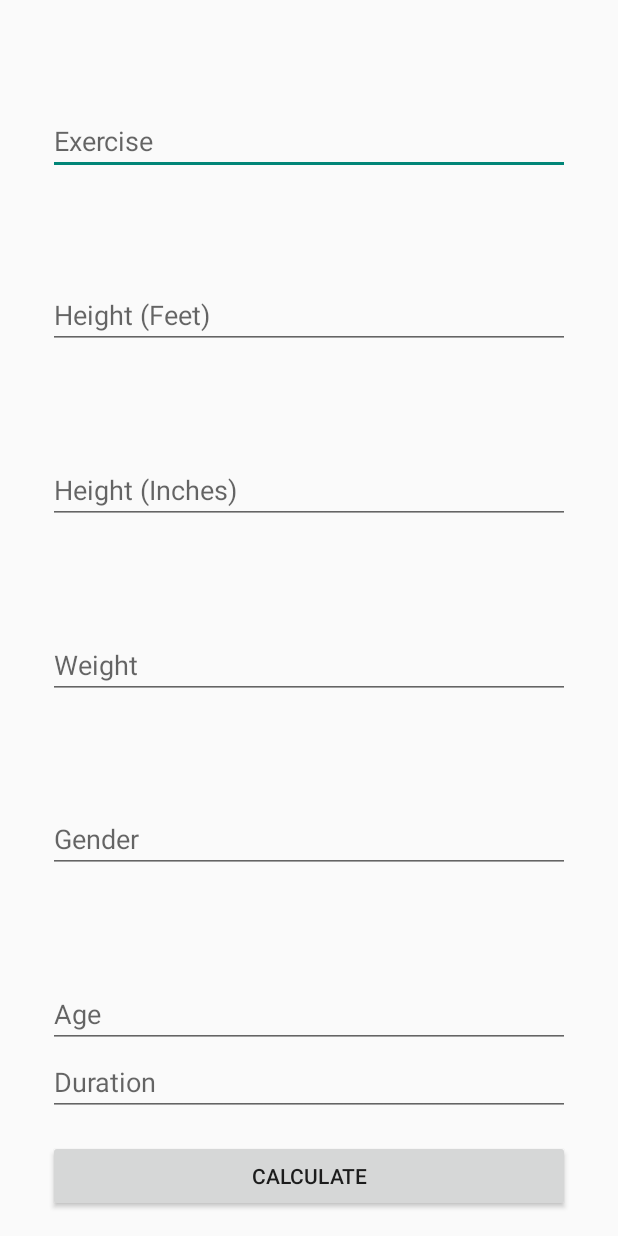
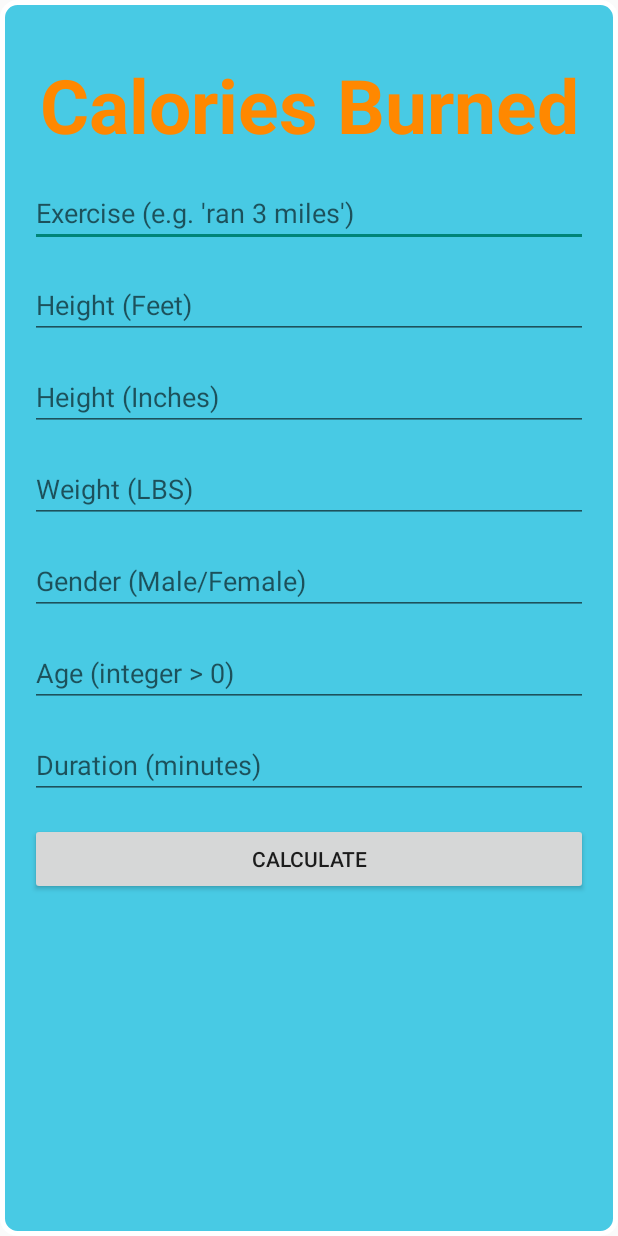
Before and after one commit to saykhar7/GymHomie, an Android app: the CaloriesCalculator_Activity screen opened directly, with no data from a screen before it, after a tap on "CALCULATE", on a phone screen of 412 x 824 dp. Run offline under Robolectric (Android 15) with nearby library versions, the phone set to English and light mode, and no system bars; our stand-ins replace Firebase (no records; nobody signed in at launch, a user with empty details on screens opened directly).

Commit message:
gymfinder and caloriesburnedcalculator improvements

```diff
--- a/app/src/main/java/com/gymhomie/CaloriesCalculator_Activity.java
+++ b/app/src/main/java/com/gymhomie/CaloriesCalculator_Activity.java
@@ -9,13 +9,23 @@ import android.widget.EditText;
 import android.widget.TextView;
 import android.widget.Toast;
 
+import androidx.annotation.NonNull;
 import androidx.annotation.Nullable;
 import androidx.appcompat.app.AppCompatActivity;
 
+import com.google.android.gms.tasks.OnFailureListener;
+import com.google.android.gms.tasks.OnSuccessListener;
+import com.google.firebase.auth.FirebaseAuth;
+import com.google.firebase.firestore.FirebaseFirestore;
 import com.gymhomie.calculator.CaloriesBurned;
 import com.gymhomie.R;
 
 import org.json.JSONException;
+
+import java.util.Calendar;
+import java.util.Date;
+import java.util.HashMap;
+import java.util.Map;
 
 public class CaloriesCalculator_Activity extends AppCompatActivity {
 
@@ -27,6 +37,15 @@ public class CaloriesCalculator_Activity extends AppCompatActivity {
     EditText ageEditText;
     EditText durationEditText;
     Button calculateButton;
+    Button saveActivityButton;
+    String exercise;
+    String heightFeet;
+    String heightInches;
+    String weight;
+    String gender;
+    String age;
+    String duration;
+    Double caloriesBurned;
 
     @SuppressLint("MissingInflatedId")
     @Override
@@ -41,19 +60,20 @@ public class CaloriesCalculator_Activity extends AppCompatActivity {
         ageEditText = findViewById(R.id.age);
         durationEditText = findViewById(R.id.duration);
         calculateButton = findViewById(R.id.calculateButton);
+        saveActivityButton = findViewById(R.id.saveActivityButton);
 
         // Set a click listener for the Calculate button
         calculateButton.setOnClickListener(new View.OnClickListener() {
             @Override
             public void onClick(View view) {
                 // Get the input from EditText fields
-                String exercise = exerciseEditText.getText().toString().trim();
-                String heightFeet = heightFeetEditText.getText().toString().trim();
-                String heightInches = heightInchesEditText.getText().toString().trim();
-                String weight = weightEditText.getText().toString().trim();
-                String gender = genderEditText.getText().toString().trim();
-                String age = ageEditText.getText().toString().trim();
-                String duration = durationEditText.getText().toString().trim();
+                exercise = exerciseEditText.getText().toString().trim();
+                heightFeet = heightFeetEditText.getText().toString().trim();
+                heightInches = heightInchesEditText.getText().toString().trim();
+                weight = weightEditText.getText().toString().trim();
+                gender = genderEditText.getText().toString().trim();
+                age = ageEditText.getText().toString().trim();
+                duration = durationEditText.getText().toString().trim();
 
                 // Check if any field is empty
                 if (exercise.isEmpty() || heightFeet.isEmpty() || heightInches.isEmpty() || weight.isEmpty() || gender.isEmpty() || age.isEmpty() || duration.isEmpty()) {
@@ -90,7 +110,9 @@ public class CaloriesCalculator_Activity extends AppCompatActivity {
             }
         });
     }
-
+    public void setCaloriesBurned(Double caloriesBurned){
+        this.caloriesBurned = caloriesBurned;
+    }
     private class CalculateTask extends AsyncTask<String, Void, Double> {
         @Override
         protected Double doInBackground(String... params) {
@@ -130,6 +152,62 @@ public class CaloriesCalculator_Activity extends AppCompatActivity {
             setContentView(R.layout.calories_burned_result);
             TextView caloriesBurnedTextView = findViewById(R.id.caloriesBurnedTextView);
             caloriesBurnedTextView.setText(String.format("%.2f", caloriesBurned));
+            setCaloriesBurned(caloriesBurned(caloriesBurned));
+            saveActivityButton = findViewById(R.id.saveActivityButton);
+            saveActivityButton.setOnClickListener(new View.OnClickListener() {
+                @Override
+                public void onClick(View view) {
+                    // Send the stepCount and date to Firestore
+                    Date today = new Date();
+                    Calendar calendar = Calendar.getInstance();
+                    calendar.setTime(today);
+
+                    // Extract the month, day, and year as numbers
+                    // Use int instead of string to save space in DB
+                    int year = calendar.get(Calendar.YEAR);
+                    int month = calendar.get(Calendar.MONTH) + 1; // Months are zero-based, so add 1
+                    int day = calendar.get(Calendar.DAY_OF_MONTH);
+
+                    Map<String, Object> data = new HashMap<>();
+                    data.put("exercise", exercise); // string
+                    data.put("duration", Float.parseFloat(duration)); // float
+                    data.put("calories", caloriesBurned); // float
+                    data.put("day", day);
+                    data.put("month", month);
+                    data.put("year", year);
+
+                    // Initiate Firestore instance and authorization
+                    FirebaseFirestore firestore = FirebaseFirestore.getInstance();
+                    FirebaseAuth auth = FirebaseAuth.getInstance();
+
+                    String newDocumentId = firestore.collection("users")
+                            .document(auth.getUid())
+                            .collection("CaloriesBurnedActivity")
+                            .document().getId();
+                    //  This block enters the user's step count data for the day.
+                    firestore.collection("users")
+                            .document(auth.getUid())
+                            .collection("CaloriesBurnedActivity")
+                            .document(newDocumentId)
+                            .set(data)
+                            .addOnSuccessListener(new OnSuccessListener< Void >() {
+                                @Override
+                                public void onSuccess(Void aVoid) {
+                                    // Data sent successfully
+                                    Toast.makeText(CaloriesCalculator_Activity.this, "Congratulations on your activity! Your activity has been recorded in the database.", Toast.LENGTH_SHORT).show();
+                                }
+                            })
+                            .addOnFailureListener(new OnFailureListener() {
+                                @Override
+                                public void onFailure(@NonNull Exception e) {
+                                    // Handle failure
+                                }
+                            });
+                }
+            });
+        }
+        public Double caloriesBurned(Double caloriesBurned){
+            return caloriesBurned;
         }
     }
 }
--- a/app/src/main/res/layout/activity_calculatormenu.xml
+++ b/app/src/main/res/layout/activity_calculatormenu.xml
@@ -5,6 +5,7 @@
     xmlns:tools="http://schemas.android.com/tools"
     android:layout_width="match_parent"
     android:layout_height="match_parent"
+    android:background="@drawable/rounded_bg"
     tools:context=".CalculatorMenu_Activity">
 
     <FrameLayout
--- a/app/src/main/res/layout/activity_caloriescalculator.xml
+++ b/app/src/main/res/layout/activity_caloriescalculator.xml
@@ -1,24 +1,42 @@
-<?xml version="1.0" encoding="utf-8"?>
-<androidx.constraintlayout.widget.ConstraintLayout
+<ScrollView
     xmlns:android="http://schemas.android.com/apk/res/android"
     xmlns:app="http://schemas.android.com/apk/res-auto"
     xmlns:tools="http://schemas.android.com/tools"
     android:layout_width="match_parent"
     android:layout_height="match_parent"
+    android:fillViewport="true"
+    android:background="@drawable/rounded_bg"
     tools:context=".CaloriesCalculator_Activity">
+
+    <androidx.constraintlayout.widget.ConstraintLayout
+        android:layout_width="match_parent"
+        android:layout_height="wrap_content"
+        android:padding="16dp">
+
+        <TextView
+            android:id="@+id/caloriesBurnedTitle"
+            android:layout_width="wrap_content"
+            android:layout_height="wrap_content"
+            android:text="Calories Burned"
+            android:textSize="50sp"
+            android:textStyle="bold"
+            android:textColor="@android:color/holo_orange_dark"
+            app:layout_constraintTop_toTopOf="parent"
+            app:layout_constraintStart_toStartOf="parent"
+            app:layout_constraintEnd_toEndOf="parent"
+            android:layout_marginTop="16dp"
+            android:layout_marginBottom="16dp"
+            />
 
         <EditText
             android:id="@+id/exercise"
             android:layout_width="0dp"
             android:layout_height="wrap_content"
-        android:hint="Exercise"
-        app:layout_constraintTop_toTopOf="parent"
-        app:layout_constraintBottom_toTopOf="@+id/heightFeet"
+            android:hint="Exercise (e.g. 'ran 3 miles')"
+            app:layout_constraintTop_toBottomOf="@+id/caloriesBurnedTitle"
             app:layout_constraintStart_toStartOf="parent"
             app:layout_constraintEnd_toEndOf="parent"
-        app:layout_constraintHorizontal_bias="0.5"
-        android:layout_marginStart="32dp"
-        android:layout_marginEnd="32dp"/>
+            android:layout_marginTop="16dp"/>
 
         <EditText
             android:id="@+id/heightFeet"
@@ -26,12 +44,9 @@
             android:layout_height="wrap_content"
             android:hint="Height (Feet)"
             app:layout_constraintTop_toBottomOf="@+id/exercise"
-        app:layout_constraintBottom_toTopOf="@+id/heightInches"
             app:layout_constraintStart_toStartOf="parent"
             app:layout_constraintEnd_toEndOf="parent"
-        app:layout_constraintHorizontal_bias="0.5"
-        android:layout_marginStart="32dp"
-        android:layout_marginEnd="32dp"/>
+            android:layout_marginTop="16dp"/>
 
         <EditText
             android:id="@+id/heightInches"
@@ -39,64 +54,49 @@
             android:layout_height="wrap_content"
             android:hint="Height (Inches)"
             app:layout_constraintTop_toBottomOf="@+id/heightFeet"
-        app:layout_constraintBottom_toTopOf="@+id/weight"
             app:layout_constraintStart_toStartOf="parent"
             app:layout_constraintEnd_toEndOf="parent"
-        app:layout_constraintHorizontal_bias="0.5"
-        android:layout_marginStart="32dp"
-        android:layout_marginEnd="32dp"/>
+            android:layout_marginTop="16dp"/>
 
         <EditText
             android:id="@+id/weight"
             android:layout_width="0dp"
             android:layout_height="wrap_content"
-        android:hint="Weight"
+            android:hint="Weight (LBS)"
             app:layout_constraintTop_toBottomOf="@+id/heightInches"
-        app:layout_constraintBottom_toTopOf="@+id/gender"
             app:layout_constraintStart_toStartOf="parent"
             app:layout_constraintEnd_toEndOf="parent"
-        app:layout_constraintHorizontal_bias="0.5"
-        android:layout_marginStart="32dp"
-        android:layout_marginEnd="32dp"/>
+            android:layout_marginTop="16dp"/>
 
         <EditText
             android:id="@+id/gender"
             android:layout_width="0dp"
             android:layout_height="wrap_content"
-        android:layout_marginStart="32dp"
-        android:layout_marginEnd="32dp"
-        android:hint="Gender"
-        app:layout_constraintBottom_toTopOf="@+id/age"
+            android:hint="Gender (Male/Female)"
+            app:layout_constraintTop_toBottomOf="@+id/weight"
+            app:layout_constraintStart_toStartOf="parent"
             app:layout_constraintEnd_toEndOf="parent"
-        app:layout_constraintHorizontal_bias="0.0"
-        app:layout_constraintStart_toStartOf="parent"
-        app:layout_constraintTop_toBottomOf="@+id/weight" />
+            android:layout_marginTop="16dp"/>
 
         <EditText
             android:id="@+id/age"
             android:layout_width="0dp"
             android:layout_height="wrap_content"
-        android:layout_marginStart="32dp"
-        android:layout_marginEnd="32dp"
-        android:hint="Age"
-        app:layout_constraintBottom_toBottomOf="parent"
+            android:hint="Age (integer > 0)"
+            app:layout_constraintTop_toBottomOf="@+id/gender"
+            app:layout_constraintStart_toStartOf="parent"
             app:layout_constraintEnd_toEndOf="parent"
-        app:layout_constraintHorizontal_bias="0.0"
-        app:layout_constraintStart_toStartOf="parent"
-        app:layout_constraintTop_toBottomOf="@+id/gender" />
+            android:layout_marginTop="16dp"/>
 
         <EditText
             android:id="@+id/duration"
             android:layout_width="0dp"
             android:layout_height="wrap_content"
-        android:hint="Duration"
+            android:hint="Duration (minutes)"
             app:layout_constraintTop_toBottomOf="@+id/age"
-        app:layout_constraintBottom_toTopOf="@+id/calculateButton"
             app:layout_constraintStart_toStartOf="parent"
             app:layout_constraintEnd_toEndOf="parent"
-        app:layout_constraintHorizontal_bias="0.5"
-        android:layout_marginStart="32dp"
-        android:layout_marginEnd="32dp"/>
+            android:layout_marginTop="16dp"/>
 
         <Button
             android:id="@+id/calculateButton"
@@ -104,14 +104,9 @@
             android:layout_height="wrap_content"
             android:text="Calculate"
             app:layout_constraintTop_toBottomOf="@+id/duration"
-        app:layout_constraintBottom_toBottomOf="parent"
             app:layout_constraintStart_toStartOf="parent"
             app:layout_constraintEnd_toEndOf="parent"
-        app:layout_constraintHorizontal_bias="0.5"
-        android:layout_marginStart="32dp"
-        android:layout_marginEnd="32dp"
-        android:layout_marginTop="16dp"
-        android:layout_marginBottom="16dp"
-    />
+            android:layout_marginTop="16dp"/>
 
     </androidx.constraintlayout.widget.ConstraintLayout>
+</ScrollView>
```
Also changed, not shown: app/src/main/java/com/gymhomie/GymFinder_Activity.java (+25 -6 lines), app/src/main/res/layout/activity_gymfinder.xml (+16 -15 lines), app/src/main/res/layout/calories_burned_result.xml (+15 -3 lines). Lines whose indentation alone changed are shown as unchanged.
